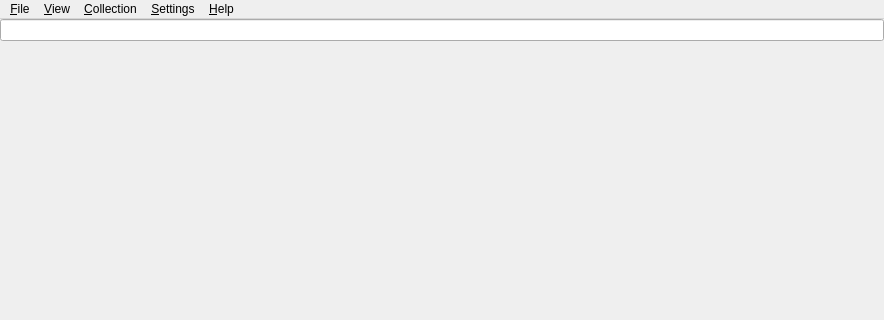
heimdallr/books, file src/home/flibrary/gui/MainWindow.ui: the form before one commit; both pictures show x 0 to 884 and y 0 to 320 of the 884 by 708 pixel window.
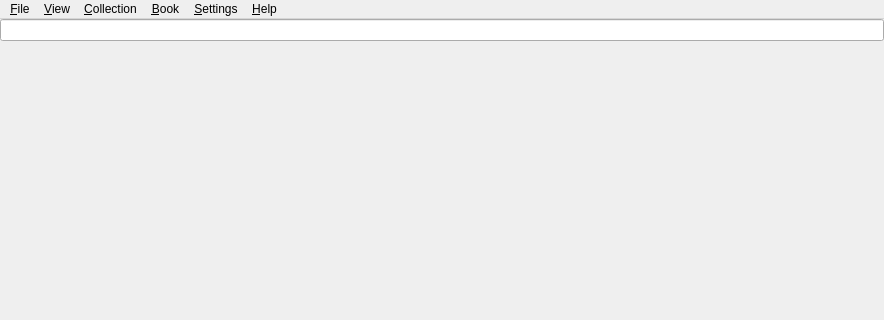
The form after the commit.

Commit message: #76 Заполняем главное меню книги на его открытии

Patch:
```diff
--- a/src/home/flibrary/gui/MainWindow.ui
+++ b/src/home/flibrary/gui/MainWindow.ui
@@ -335,9 +335,15 @@
     </property>
     <addaction name="actionAbout"/>
    </widget>
+   <widget class="QMenu" name="menuBook">
+    <property name="title">
+     <string>&amp;Book</string>
+    </property>
+   </widget>
    <addaction name="menuFile"/>
    <addaction name="menuView"/>
    <addaction name="menuCollection"/>
+   <addaction name="menuBook"/>
    <addaction name="menuSettings"/>
    <addaction name="menuHelp"/>
   </widget>
```
Left out of the diff: 2 changed lines with no effect on the pictures. The commit also changes 2 other files.
